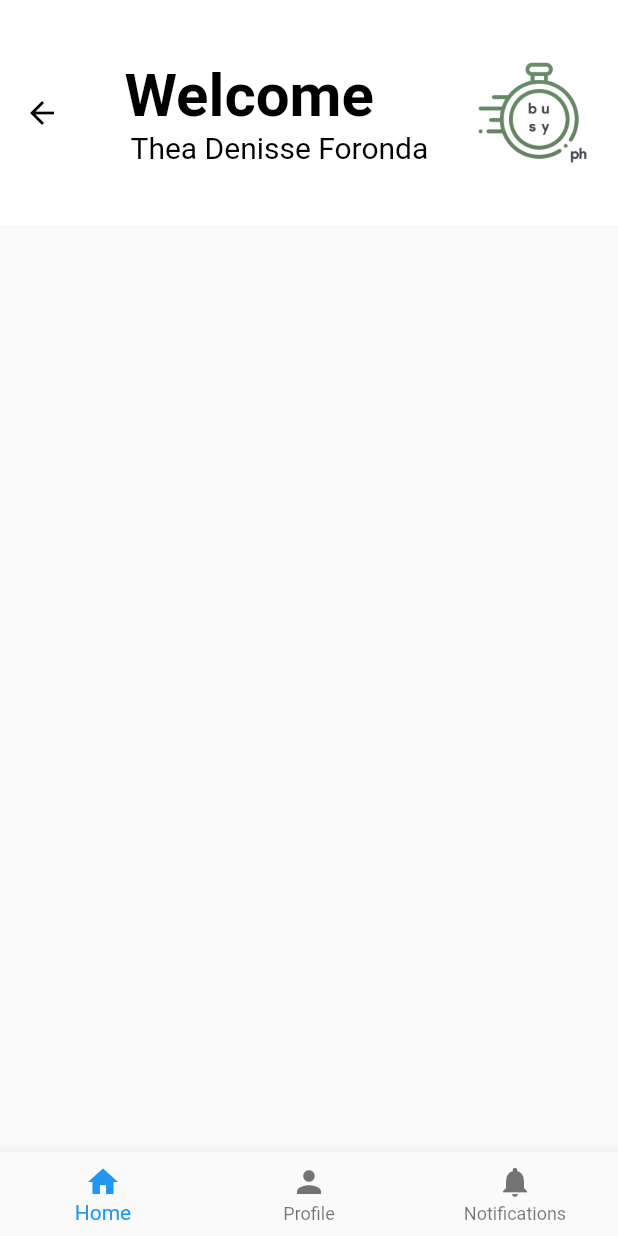
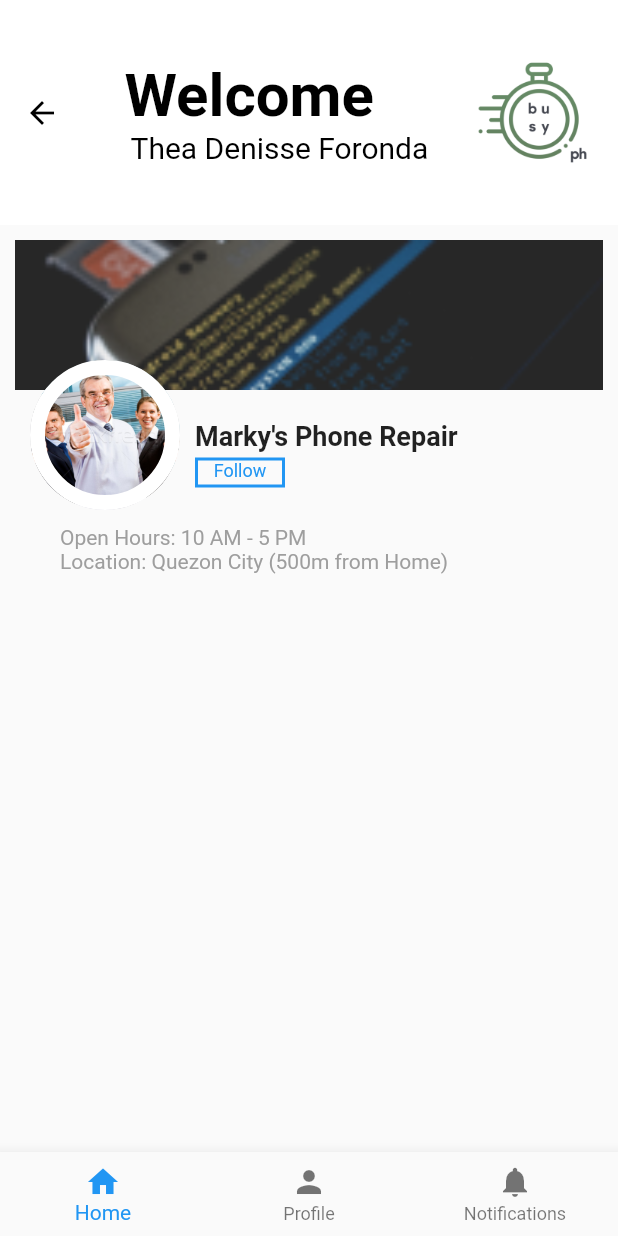
Before and after one commit to HilaLi-Tech/Busy-PH, a Flutter app: the Shop screen opened by its route, on a phone screen of 412 x 824 dp. Run offline on Flutter 3.47's test engine with Material 2 defaults, Android fonts, the phone set to English and light mode, and no system bars; generated files the repository leaves out were written again.

Commit message:
initiated shop page

```diff
--- a/lib/pages/shop_page.dart
+++ b/lib/pages/shop_page.dart
@@ -25,12 +25,90 @@ class _ShopState extends State<Shop> {
 
   @override
   Widget build(BuildContext context) {
-    return  const Scaffold(
+    return Scaffold(
       appBar: const PreferredSize(
         preferredSize: const Size.fromHeight(150.0),
         child: AppBarBusy(),
       ),
-      body: SingleChildScrollView(),
+      body: SingleChildScrollView(
+        child: Column(
+          crossAxisAlignment: CrossAxisAlignment.start,
+          children: [
+            //Header
+           Stack(
+             overflow: Overflow.visible,
+                    children: [
+                      Row(children:[
+                      Expanded(
+                  child: Container(
+                      margin: EdgeInsets.all(10),
+                      // height: 100,
+                      height: 100,
+                      decoration:  BoxDecoration(
+                          // borderRadius: BorderRadius.circular(20),
+                          image: DecorationImage(
+                            image: AssetImage('assets/images/Top_Phone_Repair.png'),
+                            fit: BoxFit.fitWidth,
+                            alignment: FractionalOffset.topCenter,
+                          )
+                      )
+                  )
+                )]),
+                      Positioned(
+                          top: 90,
+                          left: 20,
+                          child: Container(
+                          width: 100,
+                          height: 100,
+                          decoration:  BoxDecoration(
+                              borderRadius: BorderRadius.circular(100),
+                              border: Border.all(color: Colors.white, width: 10),
+                              image: DecorationImage(
+                                image: AssetImage('assets/images/Corporate_Dudebros.jpg'),
+                                fit: BoxFit.cover,
+                                alignment: FractionalOffset.topCenter,
+                              )
+                          )
+                      )),
+                      Positioned(
+                        left: 130,
+                          top: 130,
+                          child: Text("Marky's Phone Repair",
+                            style: TextStyle(
+                                fontSize: 18, fontWeight: FontWeight.w700),)),
+                      Positioned(
+                          left: 130,
+                          top: 155,
+                          child: Container(
+                            height:20,
+                            width: 60,
+                            child: Text("Follow",
+                            textAlign: TextAlign.center,
+                            style: TextStyle(color: Colors.blue, fontSize: 12)),
+                            decoration: BoxDecoration(
+                              border: Border.all(color: Colors.blue, width: 2)
+                            ),
+                          ))
+                    ]),
+            Padding(
+              padding: const EdgeInsets.fromLTRB(40, 80, 20, 10),
+              child: Column(
+                crossAxisAlignment: CrossAxisAlignment.start,
+                  children: [
+                    Text(
+                "Open Hours: 10 AM - 5 PM",
+                style: TextStyle(
+                  color: Colors.grey[500],
+                ),
+              ),
+              Text(
+                "Location: Quezon City (500m from Home)",
+                style: TextStyle(
+                  color: Colors.grey[500],
+                ),
+              ),
+          ]))])
+      ),
       bottomNavigationBar: const BottomNaviBar(),
     );
   }
--- a/pubspec.yaml
+++ b/pubspec.yaml
@@ -32,10 +32,14 @@ dependencies:
   table_calendar: ^3.0.4
 
 
+
   # The following adds the Cupertino Icons font to your application.
   # Use with the CupertinoIcons class for iOS style icons.
   cupertino_icons: ^1.0.2
   flutter_svg: ^0.17.4
+  http: ^0.13.4
+  json_serializable: ^4.0.2
+  google_maps_flutter: ^2.1.2
 
 dev_dependencies:
   flutter_test:
@@ -47,6 +51,7 @@ dev_dependencies:
   # package. See that file for information about deactivating specific lint
   # rules and activating additional ones.
   flutter_lints: ^1.0.0
+  build_runner: ^1.11.5
 
 # For information on the generic Dart part of this file, see the
 # following page: https://dart.dev/tools/pub/pubspec
```
Also changed, not shown: lib/locations.dart (added, +100 -0 lines), assets/images/Corporate_Dudebros.jpg (added), assets/images/Team.jpg (added), pubspec.lock, 2 other files.
